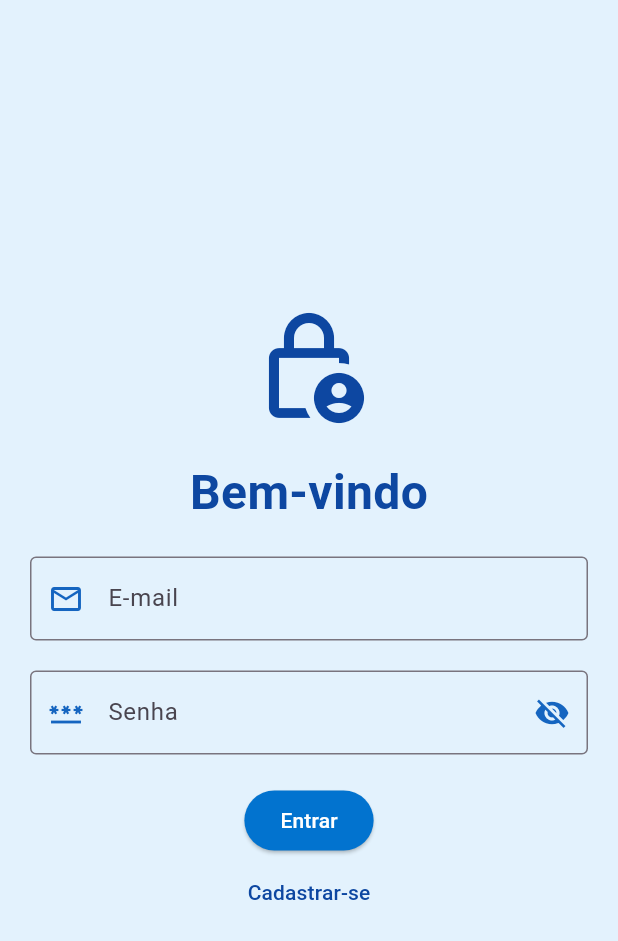
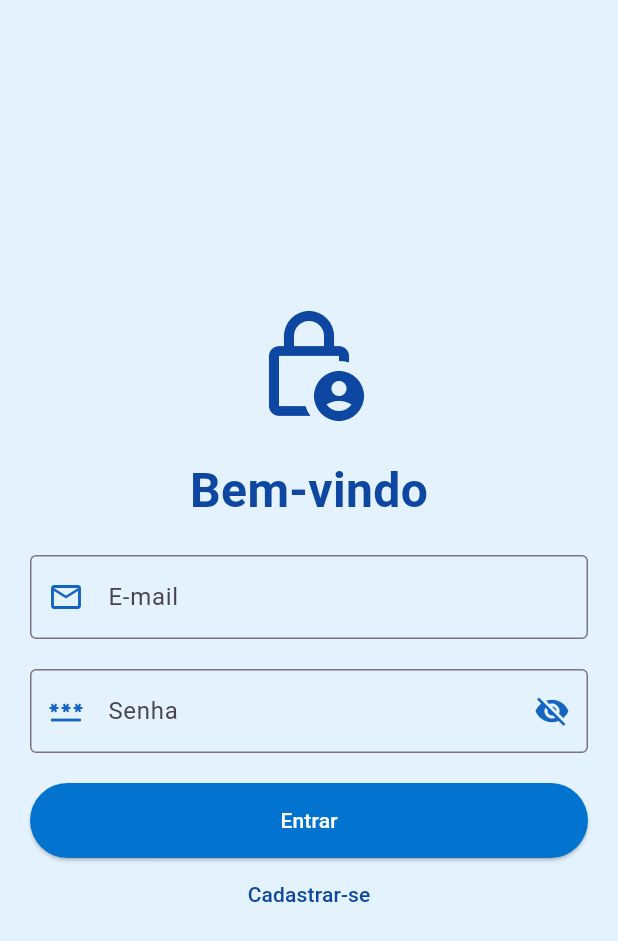
Before and after one commit to Eduardo-Capatti/atomix, a Flutter app: the screen it shows after launch, on a phone screen of 412 x 824 dp. Shown: the top 941 px of the screen. Run offline on Flutter 3.47's test engine with Material 3 defaults, Android fonts, the phone set to English and light mode, and no system bars; our stand-ins replace firebase_auth, firebase_core, youtube_player_iframe; accounts and stored records are empty.

Commit message:
feat: adicionar lógica de login com firebase
Refactor login page layout and implement login functionality with Firebase authentication. Improve error handling and user feedback via SnackBar.

```diff
--- a/lib/login.dart
+++ b/lib/login.dart
@@ -1,6 +1,10 @@
+//Importação necessária para o login
 import 'package:flutter/material.dart';
+import 'package:firebase_auth/firebase_auth.dart';
 
 class LoginPage extends StatefulWidget {
+  const LoginPage({super.key});
+
   @override
   State<LoginPage> createState() => _LoginPageState();
 }
@@ -9,14 +13,58 @@ class _LoginPageState extends State<LoginPage> {
   TextEditingController txtEmail = TextEditingController();
   TextEditingController txtSenha = TextEditingController();
 
-  bool esconderSenha = true; // controla visibilidade
+  bool esconderSenha = true;
+
+  //Autenticação no banco
+  Future<void> onLogin(BuildContext context) async {
+    try {
+      //logar o usuário com o email e senha digitados
+      await FirebaseAuth.instance.signInWithEmailAndPassword(
+        email: txtEmail.text
+            .trim(), //limpa espaços vazios que o usuário possa ter digitado sem querer
+        password: txtSenha.text,
+      );
+
+      //login deu certo!
+      if (mounted) {
+        //"/home" para ir direto para o MenuPrincipal criado
+        Navigator.pushReplacementNamed(context, "/modulos");
+      }
+    } on FirebaseAuthException catch (ex) {
+      //Tratamento de erros (ex: senha errada, usuário não existe)
+      String errorMessage = "Erro ao fazer login.";
+
+      // Tradução das mensagens de erro
+      if (ex.code == 'user-not-found' || ex.code == 'invalid-credential') {
+        errorMessage = 'E-mail ou senha incorretos.';
+      } else if (ex.code == 'wrong-password') {
+        errorMessage = 'Senha incorreta.';
+      } else if (ex.code == 'invalid-email') {
+        errorMessage = 'Formato de e-mail inválido.';
+      }
+
+      //Mostra o erro na tela para o usuário (SnackBar)
+      if (mounted) {
+        ScaffoldMessenger.of(context).showSnackBar(
+          SnackBar(
+            content: Text(errorMessage),
+            backgroundColor: Colors.red,
+            behavior: SnackBarBehavior.floating,
+          ),
+        );
+      }
+    }
+  }
 
   @override
   Widget build(BuildContext context) {
     return Scaffold(
       backgroundColor: Colors.blue[50],
-      body: Container(
-        margin: EdgeInsets.all(20),
+      // O Center e SingleChildScrollView ajudam a evitar erro de sobreposição do teclado
+      body: Center(
+        child: SingleChildScrollView(
+          child: Container(
+            margin: const EdgeInsets.all(20),
             child: Column(
               mainAxisAlignment: MainAxisAlignment.center,
               children: [
@@ -25,7 +73,7 @@ class _LoginPageState extends State<LoginPage> {
                   size: 80,
                   color: Colors.blue[900],
                 ),
-            SizedBox(height: 20),
+                const SizedBox(height: 20),
 
                 Text(
                   "Bem-vindo",
@@ -35,55 +83,62 @@ class _LoginPageState extends State<LoginPage> {
                     color: Colors.blue[900],
                   ),
                 ),
-            SizedBox(height: 20),
+                const SizedBox(height: 20),
 
                 TextField(
                   controller: txtEmail,
                   decoration: InputDecoration(
-                border: OutlineInputBorder(),
+                    border: const OutlineInputBorder(),
                     labelText: "E-mail",
-                prefixIcon: Icon(Icons.email_outlined, color: Colors.blue[800]),
+                    prefixIcon: Icon(
+                      Icons.email_outlined,
+                      color: Colors.blue[800],
                     ),
                   ),
-            SizedBox(height: 20),
+                ),
+                const SizedBox(height: 20),
 
                 TextField(
                   controller: txtSenha,
                   obscureText: esconderSenha,
                   decoration: InputDecoration(
-                border: OutlineInputBorder(),
+                    border: const OutlineInputBorder(),
                     labelText: "Senha",
-                prefixIcon: Icon(Icons.password_outlined, color: Colors.blue[800]),
+                    prefixIcon: Icon(
+                      Icons.password_outlined,
+                      color: Colors.blue[800],
+                    ),
                     suffixIcon: IconButton(
                       onPressed: () {
                         setState(() {
-                      esconderSenha = !esconderSenha; // alterna estado
+                          esconderSenha = !esconderSenha;
                         });
                       },
                       icon: Icon(
-                    esconderSenha
-                        ? Icons.visibility_off
-                        : Icons.visibility,
+                        esconderSenha ? Icons.visibility_off : Icons.visibility,
                         color: Colors.blue[800],
                       ),
                     ),
                   ),
                 ),
-            SizedBox(height: 20),
+                const SizedBox(height: 20),
 
                 ElevatedButton(
                   style: ElevatedButton.styleFrom(
-                backgroundColor: Color.fromARGB(255, 2, 115, 207),
+                    backgroundColor: const Color.fromARGB(255, 2, 115, 207),
                     foregroundColor: Colors.white,
+                    minimumSize: const Size.fromHeight(
+                      50,
+                    ), // Deixa o botão mais largo
                   ),
-              onPressed: () =>
-                  Navigator.pushNamed(context, "/modulos"),
-              child: Text("Entrar"),
+                  // 7. Muda a ação do botão para chamar a nossa nova função
+                  onPressed: () => onLogin(context),
+                  child: const Text("Entrar"),
                 ),
 
                 TextButton(
-              onPressed: () =>
-                  Navigator.pushNamed(context, "/cadastro"),
+                  // Mantemos o pushNamed aqui pois o usuário pode querer apenas ir na tela de cadastro e voltar
+                  onPressed: () => Navigator.pushNamed(context, "/cadastro"),
                   child: Text(
                     "Cadastrar-se",
                     style: TextStyle(color: Colors.blue[900]),
@@ -92,6 +147,8 @@ class _LoginPageState extends State<LoginPage> {
               ],
             ),
           ),
+        ),
+      ),
     );
   }
 }
```
Lines whose indentation alone changed are shown as unchanged.
